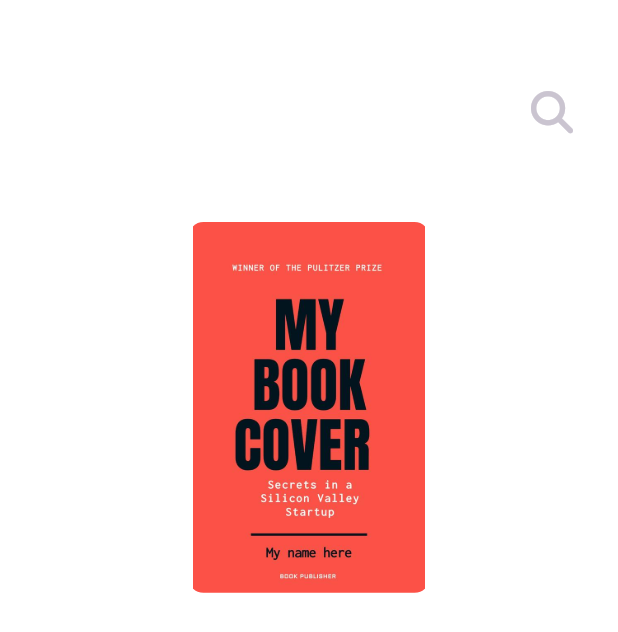
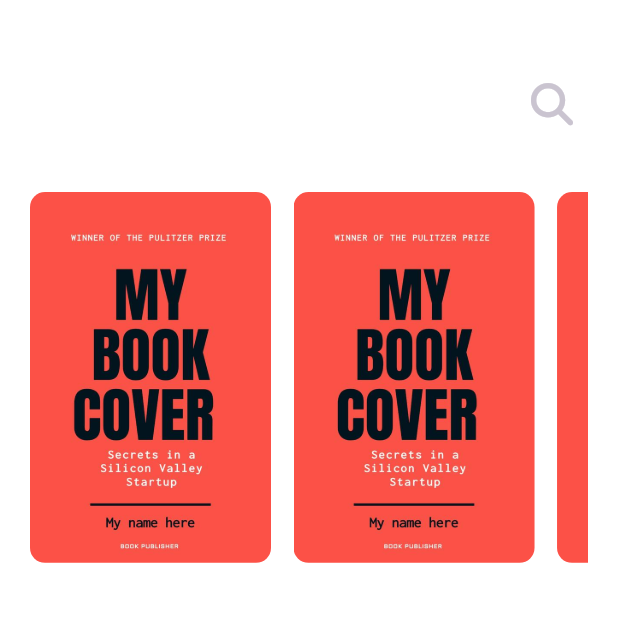
Before and after one commit to abdarahmann/Bookly-_-app, a Flutter app: the screen it shows after launch, on a phone screen of 412 x 824 dp. Shown: the top 632 px of the screen. Run offline on Flutter 3.47's test engine with Material 3 defaults, Android fonts, the phone set to English and light mode, and no system bars; our stand-ins replace font_awesome_flutter, get.

Commit message:
add Featured Books list view to home view

```diff
--- a/lib/features/home/presentation/views/widgets/custom_app_bar.dart
+++ b/lib/features/home/presentation/views/widgets/custom_app_bar.dart
@@ -1,4 +1,3 @@
-
 import 'package:flutter/material.dart';
 import 'package:font_awesome_flutter/font_awesome_flutter.dart';
 
@@ -12,7 +11,7 @@ class CustomAppBar extends StatelessWidget {
   @override
   Widget build(BuildContext context) {
     return Padding(
-      padding: const EdgeInsets.symmetric(horizontal: 20, vertical: 50),
+      padding: const EdgeInsets.only(top: 45, bottom: 35),
       child: Row(
         mainAxisAlignment: MainAxisAlignment.spaceBetween,
         children: [
--- /dev/null
+++ b/lib/features/home/presentation/views/widgets/featured_books_list_view.dart
@@ -0,0 +1,25 @@
+
+import 'package:flutter/material.dart';
+
+import 'list_view_item.dart';
+
+class FeaturedBooksListView extends StatelessWidget {
+  const FeaturedBooksListView({
+    super.key,
+  });
+
+  @override
+  Widget build(BuildContext context) {
+    return SizedBox(
+      height: MediaQuery.of(context).size.height * 0.3,
+      child: ListView.builder(
+          scrollDirection: Axis.horizontal,
+          itemBuilder: (context, index) {
+            return const Padding(
+              padding: EdgeInsets.only(right: 15),
+              child: ListViewItem(),
+            );
+          }),
+    );
+  }
+}
--- a/lib/features/home/presentation/views/widgets/home_view_body.dart
+++ b/lib/features/home/presentation/views/widgets/home_view_body.dart
@@ -1,19 +1,21 @@
-import 'package:bookly_app/core/utils/assets_data.dart';
 import 'package:flutter/material.dart';
 
 import 'custom_app_bar.dart';
-import 'list_view_item.dart';
+import 'featured_books_list_view.dart';
 
 class HomeViewBody extends StatelessWidget {
   const HomeViewBody({super.key});
 
   @override
   Widget build(BuildContext context) {
-    return const Column(
-      children: [
-        CustomAppBar(),
-        ListViewItem()
-      ],
+    return const Padding(
+      padding: EdgeInsets.symmetric(horizontal: 20),
+      child: Column(
+        children: [
+          CustomAppBar(),
+          FeaturedBooksListView(),
+        ],
+      ),
     );
   }
 }
--- a/lib/features/home/presentation/views/widgets/list_view_item.dart
+++ b/lib/features/home/presentation/views/widgets/list_view_item.dart
@@ -1,4 +1,3 @@
-
 import 'package:flutter/material.dart';
 
 import '../../../../../core/utils/assets_data.dart';
@@ -10,16 +9,14 @@ class ListViewItem extends StatelessWidget {
 
   @override
   Widget build(BuildContext context) {
-    return SizedBox(
-      height: MediaQuery.of(context).size.height * 0.3,
-      child: AspectRatio(
+    return AspectRatio(
       aspectRatio: 2.6 / 4,
       child: Container(
         decoration: BoxDecoration(
             borderRadius: BorderRadius.circular(10),
             image: DecorationImage(
+                fit: BoxFit.fill,
                 image: AssetImage(AssetsData.kListImageItem))),
-        ),
       ),
     );
   }
```
Lines whose indentation alone changed are shown as unchanged.
